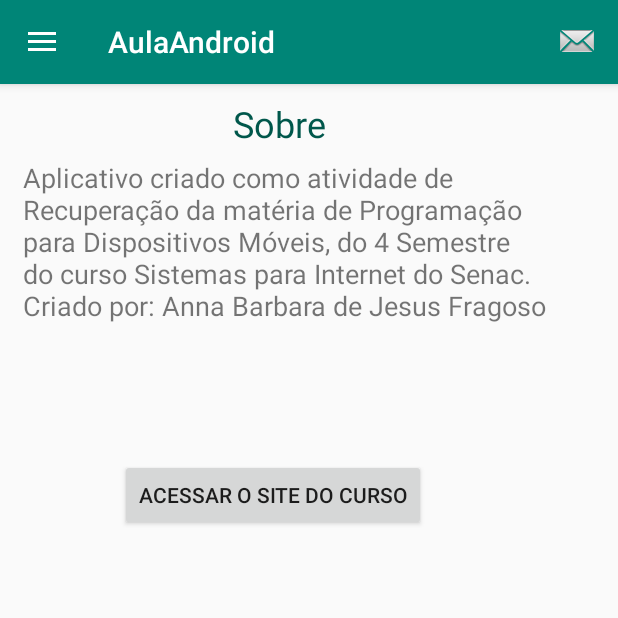
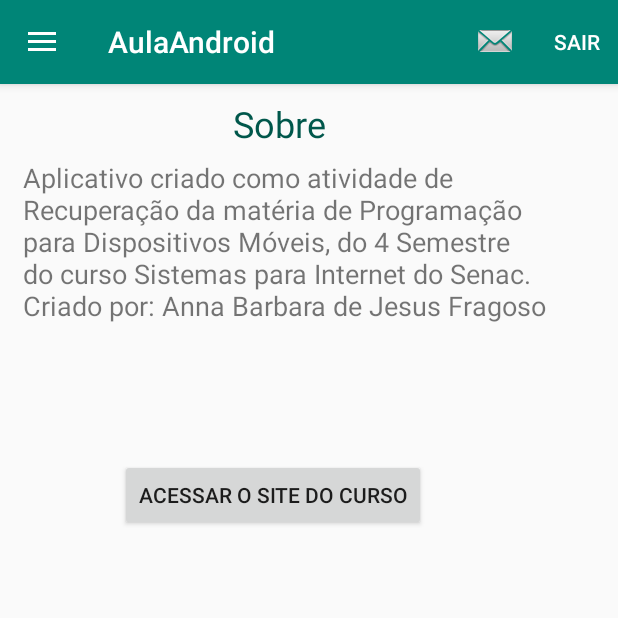
Before and after one commit to AnnaFragoso/AulaAndroid, an Android app: the MainActivity screen opened directly, with no data from a screen before it, after a tap on "Mensagem", on a phone screen of 412 x 824 dp, the top half of it. Run offline under Robolectric (Android 15) with nearby library versions, the phone set to English and light mode, and no system bars.

Commit message:
Inclusão botão de sair

```diff
--- a/app/src/main/java/com/example/annafragoso/aulaandroid/MainActivity.java
+++ b/app/src/main/java/com/example/annafragoso/aulaandroid/MainActivity.java
@@ -2,6 +2,7 @@ package com.example.annafragoso.aulaandroid;
 
 import android.content.Intent;
 import android.content.SharedPreferences;
+import android.support.design.widget.FloatingActionButton;
 import android.support.design.widget.NavigationView;
 import android.support.v4.widget.DrawerLayout;
 import android.support.v7.app.ActionBarDrawerToggle;
@@ -21,11 +22,18 @@ public class MainActivity extends AppCompatActivity {
     Menu action_messages;
 
 
-
     @Override
     protected void onCreate(Bundle savedInstanceState) {
         super.onCreate(savedInstanceState);
         setContentView(R.layout.activity_main);
+
+       /* FloatingActionButton mEditButton =
+                (FloatingActionButton) findViewById(R.id.fabEdit);
+        mEditButton.setOnClickListener(new View.OnClickListener() {
+            @Override
+            public void onClick(View v) {
+            }
+        });*/
 
 
 
@@ -51,12 +59,12 @@ public class MainActivity extends AppCompatActivity {
                                     R.id.frag_container, fragment).commit();
                             return true;
                         }
-                        if (menuItem.getItemId() == R.id.action_lista) {
+                        /*if (menuItem.getItemId() == R.id.action_lista) {
                             ListaFragment fragment = new ListaFragment();
                             getSupportFragmentManager().beginTransaction().replace(
                                     R.id.frag_container, fragment).commit();
                             return true;
-                        }
+                        }*/
 
                         return false;
                     }
@@ -95,7 +103,7 @@ public class MainActivity extends AppCompatActivity {
             startActivity(intent);
         }
         if(item.getItemId() == R.id.action_lista) {
-            Intent intent = new Intent(MainActivity.this, ListaFragment.class);
+            Intent intent = new Intent(MainActivity.this, ListaActivity.class);
             startActivity(intent);
         }
 
@@ -103,6 +111,9 @@ public class MainActivity extends AppCompatActivity {
             SobreFragment fragment = new SobreFragment();
             getSupportFragmentManager().beginTransaction().replace(
                     R.id.frag_container, fragment).commit();
+        }
+        if(item.getItemId() == R.id.action_sair) {
+            finish();
         }
         return super.onOptionsItemSelected(item);
 
--- a/app/src/main/res/layout/activity_main.xml
+++ b/app/src/main/res/layout/activity_main.xml
@@ -23,5 +23,15 @@
 
     </android.support.design.widget.NavigationView>
 
-
+   <!-- <android.support.design.widget.FloatingActionButton
+        android:id="@+id/fabEdit"
+        android:layout_width="wrap_content"
+        android:layout_height="wrap_content"
+        android:layout_gravity="end|bottom"
+        android:layout_margin="@dimen/fab_compat_margin"
+        app:elevation="4dp"
+        app:pressedTranslationZ="8dp"
+        app:borderWidth="0dp"
+        app:fabSize="mini"
+        android:src="@drawable/ic_edit" />-->
 </android.support.v4.widget.DrawerLayout>
--- a/app/src/main/res/menu/navegacao.xml
+++ b/app/src/main/res/menu/navegacao.xml
@@ -5,5 +5,9 @@
         android:title="Mensagem"
         android:icon="@android:drawable/sym_action_email"
         app:showAsAction="always" />
+    <item android:id="@+id/action_sair"
+        android:title="Sair"
+        android:text="Sair"
+        app:showAsAction="always" />
 
 </menu>
```
Also changed, not shown: app/src/main/java/com/example/annafragoso/aulaandroid/ListaActivity.java (+19 -0 lines).
